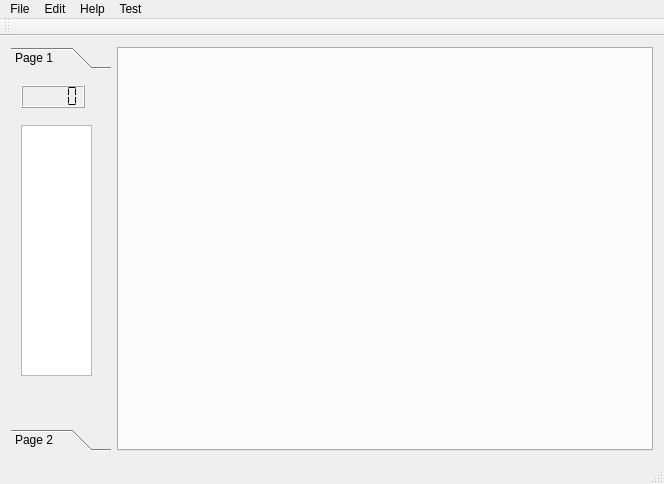
Before: the Qt Designer form SCXMLDesigner/mainwindow.ui in obe1line/scxml-designer, drawn with Qt 5.
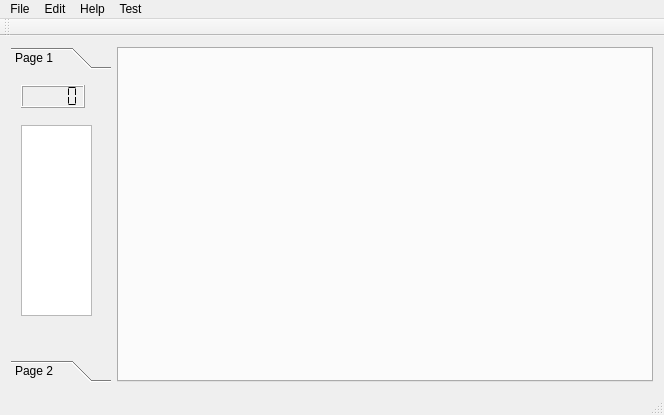
After: the same form once the commit is applied.

Commit message: splitter position amended. state UI changes

What changed in the file:
```diff
--- a/SCXMLDesigner/mainwindow.ui
+++ b/SCXMLDesigner/mainwindow.ui
@@ -7,7 +7,7 @@
     <x>0</x>
     <y>0</y>
     <width>664</width>
-    <height>484</height>
+    <height>415</height>
    </rect>
   </property>
   <property name="windowTitle">
@@ -53,7 +53,7 @@
          <x>0</x>
          <y>0</y>
          <width>100</width>
-         <height>352</height>
+         <height>283</height>
         </rect>
        </property>
        <attribute name="label">
@@ -87,7 +87,7 @@
           <x>10</x>
           <y>50</y>
           <width>71</width>
-          <height>251</height>
+          <height>191</height>
          </rect>
         </property>
        </widget>
```
The commit also changes 5 other files.
